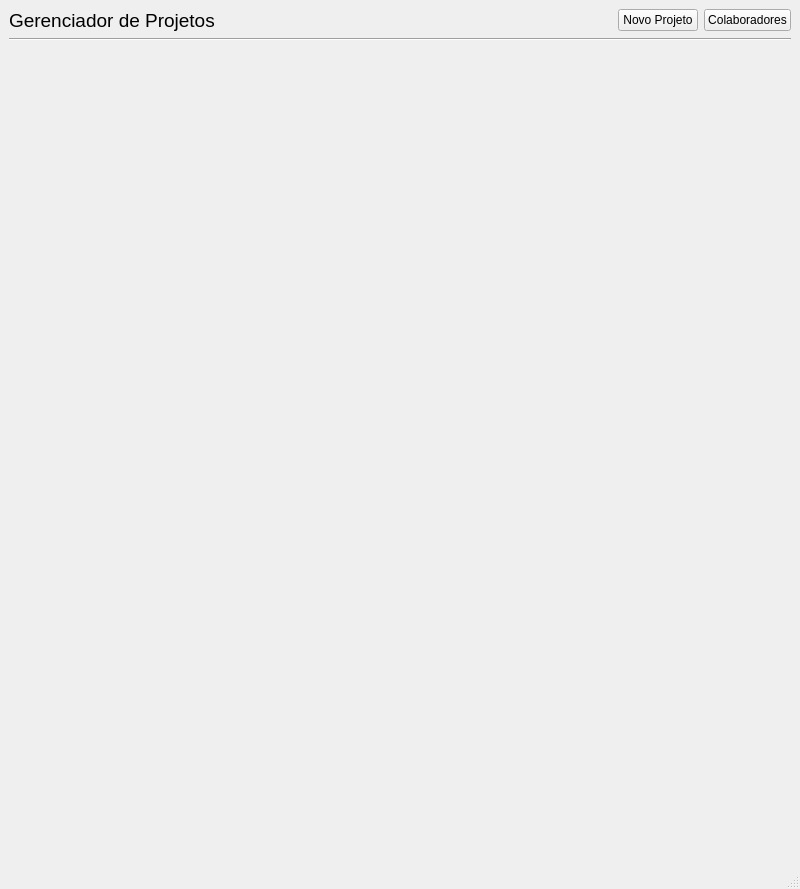
Above: view/main_window.ui from Gusrrocha/Gerenciador-de-projetos before the change. Below: the same form after it.
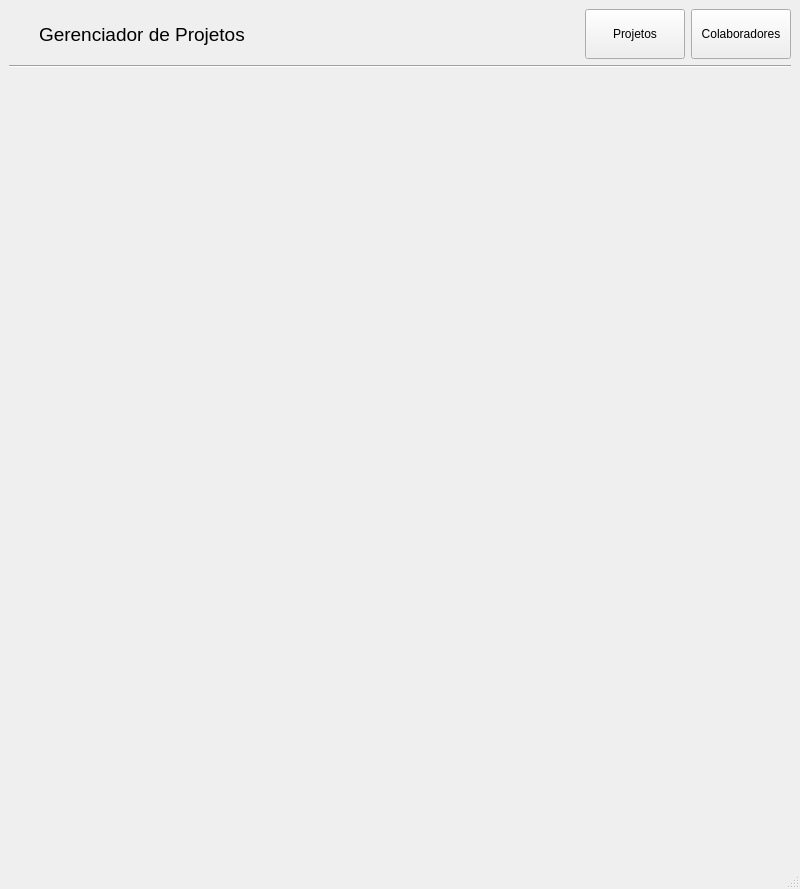
That is the form after the change. Icons and pictures are not drawn.

The edit to the form file:
```diff
--- a/view/main_window.ui
+++ b/view/main_window.ui
@@ -11,12 +11,35 @@
    </rect>
   </property>
   <property name="windowTitle">
-   <string>MainWindow</string>
+   <string>Gerenciador de Projetos</string>
+  </property>
+  <property name="windowIcon">
+   <iconset>
+    <normaloff>../assets/icons/wdw.png</normaloff>../assets/icons/wdw.png</iconset>
+  </property>
+  <property name="styleSheet">
+   <string notr="true">alternate-background-color: rgb(176, 176, 176);</string>
   </property>
   <widget class="QWidget" name="centralwidget">
    <layout class="QVBoxLayout" name="verticalLayout">
     <item>
      <layout class="QHBoxLayout" name="horizontalLayout">
+      <item>
+       <spacer name="horizontalSpacer_2">
+        <property name="orientation">
+         <enum>Qt::Horizontal</enum>
+        </property>
+        <property name="sizeType">
+         <enum>QSizePolicy::Fixed</enum>
+        </property>
+        <property name="sizeHint" stdset="0">
+         <size>
+          <width>30</width>
+          <height>20</height>
+         </size>
+        </property>
+       </spacer>
+      </item>
       <item>
        <widget class="QLabel" name="label">
         <property name="font">
@@ -44,14 +67,41 @@
        </spacer>
       </item>
       <item>
-       <widget class="QPushButton" name="novo_projeto_btn">
+       <widget class="QPushButton" name="projeto_btn">
+        <property name="sizePolicy">
+         <sizepolicy hsizetype="Fixed" vsizetype="Fixed">
+          <horstretch>0</horstretch>
+          <verstretch>0</verstretch>
+         </sizepolicy>
+        </property>
+        <property name="minimumSize">
+         <size>
+          <width>100</width>
+          <height>50</height>
+         </size>
+        </property>
         <property name="text">
-         <string>Novo Projeto</string>
+         <string>Projetos</string>
+        </property>
+        <property name="autoDefault">
+         <bool>false</bool>
+        </property>
+        <property name="default">
+         <bool>false</bool>
+        </property>
+        <property name="flat">
+         <bool>false</bool>
         </property>
        </widget>
       </item>
       <item>
        <widget class="QPushButton" name="colab_btn">
+        <property name="minimumSize">
+         <size>
+          <width>100</width>
+          <height>50</height>
+         </size>
+        </property>
         <property name="text">
          <string>Colaboradores</string>
         </property>
@@ -67,7 +117,11 @@
      </widget>
     </item>
     <item>
-     <widget class="QStackedWidget" name="tabela"/>
+     <widget class="QStackedWidget" name="tabela">
+      <property name="styleSheet">
+       <string notr="true"/>
+      </property>
+     </widget>
     </item>
    </layout>
   </widget>
```
Left out of the diff: 4 changed lines with no effect on the pictures.
